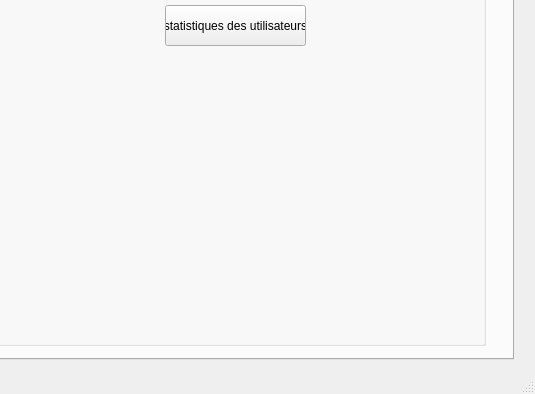
The window that achraf/mainwindow.ui (fedinaimi/E-health_2A4) describes before a commit, drawn with Qt 5; both pictures show x 447 to 982 and y 371 to 765 of the 982 by 765 pixel window.
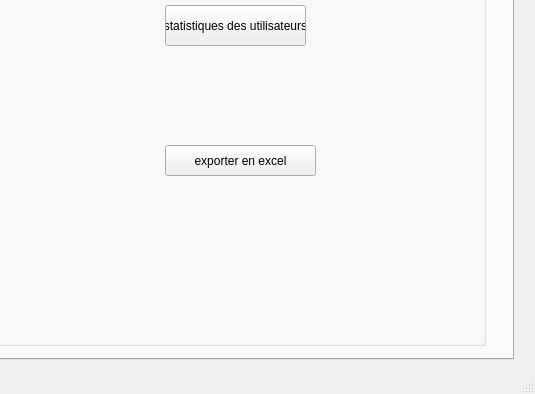
The same window after the commit. The open tabs and pages were chosen to show the change.

```diff
--- a/achraf/mainwindow.ui
+++ b/achraf/mainwindow.ui
@@ -578,6 +578,19 @@
         <string>empot des utilisateurs</string>
        </property>
       </widget>
+      <widget class="QPushButton" name="pushButton_18">
+       <property name="geometry">
+        <rect>
+         <x>170</x>
+         <y>470</y>
+         <width>151</width>
+         <height>31</height>
+        </rect>
+       </property>
+       <property name="text">
+        <string>exporter en excel</string>
+       </property>
+      </widget>
      </widget>
      <widget class="QLabel" name="label_11">
       <property name="geometry">
```
Left out of the diff: 6 changed lines with no effect on the pictures.
